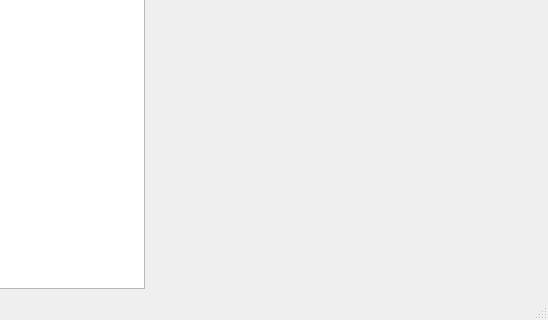
The window that src/pythondaq/views/ui/diode.ui (everydayanchovies/solar-cell-experiment-automatisation) describes before a commit, drawn with Qt 5; both pictures show x 252 to 800 and y 280 to 600 of the 800 by 600 pixel window.
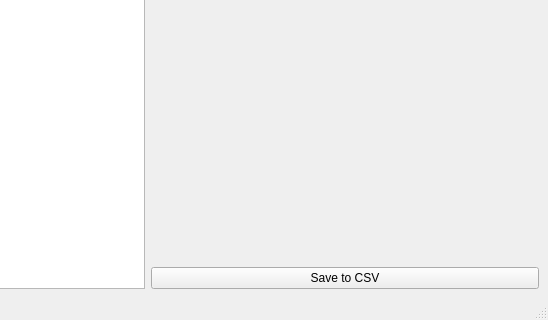
The same window after the commit. Custom widgets are drawn as their Qt base class.

What changed in the file:
```diff
--- a/src/pythondaq/views/ui/diode.ui
+++ b/src/pythondaq/views/ui/diode.ui
@@ -121,6 +121,13 @@
           </property>
          </spacer>
         </item>
+        <item>
+         <widget class="QPushButton" name="save_btn">
+          <property name="text">
+           <string>Save to CSV</string>
+          </property>
+         </widget>
+        </item>
        </layout>
       </item>
      </layout>
```
